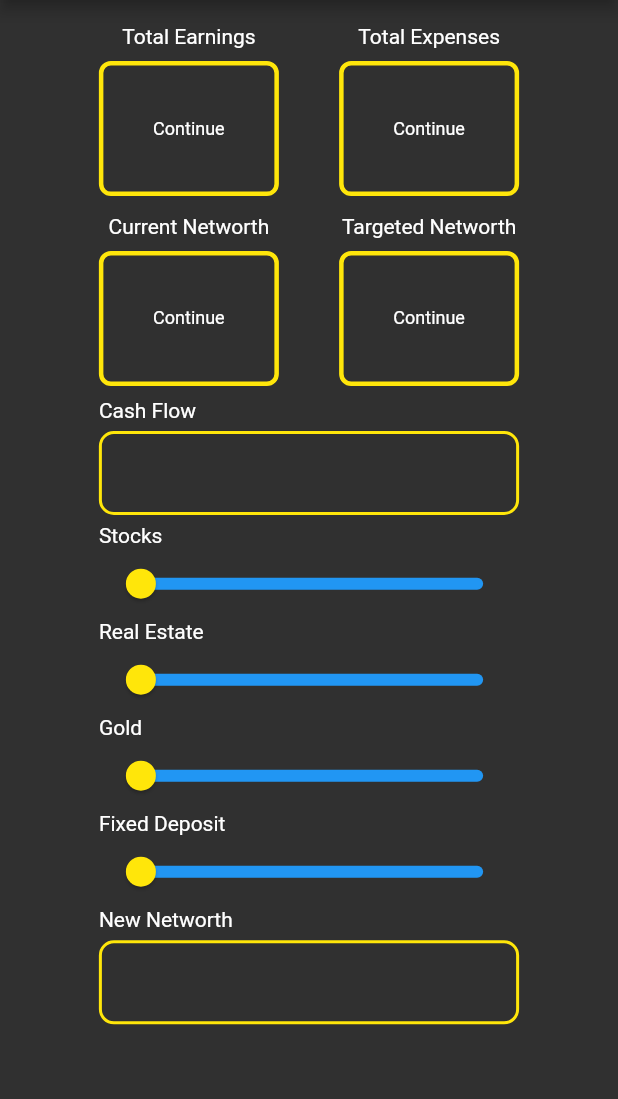
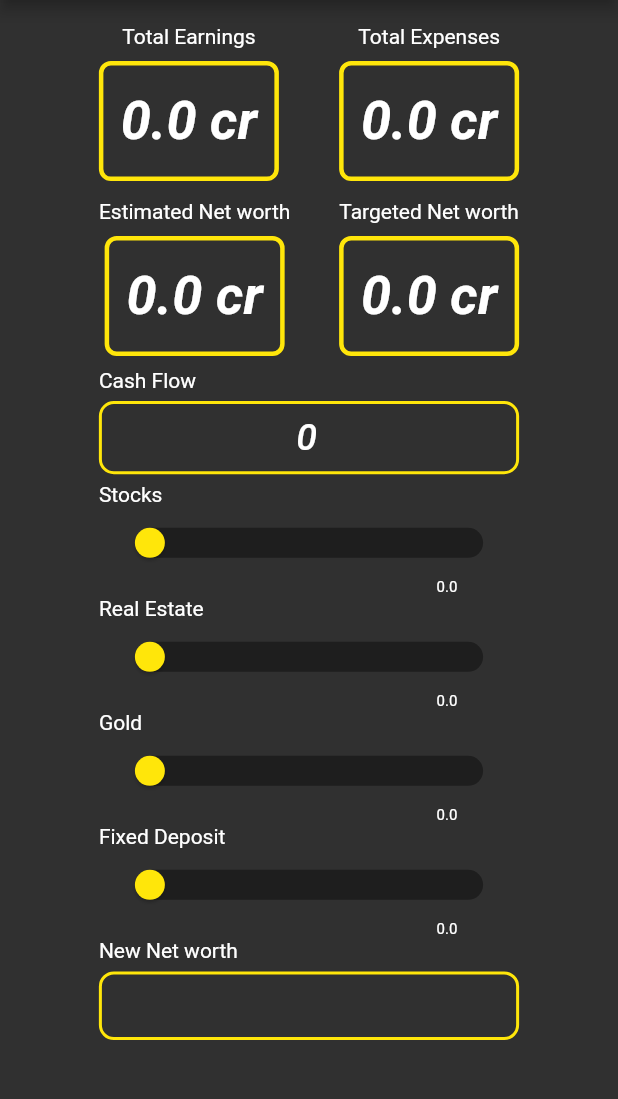
Before and after one commit to kiyoshi-87/RetireMate, a Flutter app: the screen it shows once a user with an empty profile is signed in, on a phone screen of 412 x 824 dp, the part 84-1183 px from its top. Run offline on Flutter 3.47's test engine with Material 2 defaults, Android fonts, the phone set to English and light mode, and no system bars; our stand-ins replace email_validator, firebase_auth, firebase_core; accounts and stored records are empty.

Commit message:
home page slider pending

```diff
--- a/lib/screens/HomePage.dart
+++ b/lib/screens/HomePage.dart
@@ -19,8 +19,25 @@ class _HomepageState extends State<Homepage> {
     //get the resultant data;
     final data = (ModalRoute.of(context)!.settings.arguments ??
         ResultData(0, 0, 0, 0, HashMap())) as ResultData;
-    // print(data.investments[Constants.stock_investments]);
+    //FIREBASE
     User? user = FirebaseAuth.instance.currentUser!;
+    //DATA VALUES
+    var value = 20;
+    double cr = 10000000.0;
+    double totalEarnings = data.totalEarnings.toDouble() / cr;
+    double totalExpenses = data.totalExpenses.toDouble() / cr;
+    double estimatedNetWorth = data.currentNetworth.toDouble() / cr;
+    double targetNetworth =
+        (data.investments[Constants.targeted_networth] ?? 0.0) / cr;
+    double cashflow =
+        (data.investments[Constants.current_cashflow] ?? 0.0) / cr;
+    double stocks = (data.investments[Constants.stock_investments] ?? 0.0);
+    double realestate = (data.investments[Constants.real_estate_worth] ?? 0.0);
+    double gold = (data.investments[Constants.gold] ?? 0.0);
+    double fixedDeposits = (data.investments[Constants.fixed_deposits] ?? 0.0);
+    //text controllers
+    TextEditingController cashflowController = TextEditingController();
+    cashflowController.text = cashflow.floor().toString();
     return Scaffold(
         appBar: AppBar(title: const Text(Constants.appname)),
         drawer: Drawer(
@@ -30,7 +47,7 @@ class _HomepageState extends State<Homepage> {
             children: [
               DrawerHeader(
                 decoration: const BoxDecoration(
-                  color: Color(Constants.secondary_color),
+                  color: Color.fromARGB(255, 25, 25, 25),
                 ),
                 child: Padding(
                   padding: EdgeInsets.fromLTRB(deviceSize.width * 0.01,
@@ -55,7 +72,7 @@ class _HomepageState extends State<Homepage> {
                           const CircleAvatar(
                             radius: 40,
                             backgroundColor:
-                                Color.fromARGB(255, 75, 75, 75), // Image radius
+                                Color.fromARGB(255, 61, 61, 61), // Image radius
                           ),
                           SizedBox(
                             height: deviceSize.height * 0.01,
@@ -118,7 +135,7 @@ class _HomepageState extends State<Homepage> {
                         SizedBox(
                           height: deviceSize.height * 0.01,
                         ),
-                        resultContainer(),
+                        resultContainer(data: totalEarnings)
                       ],
                     ),
                     Column(
@@ -131,7 +148,9 @@ class _HomepageState extends State<Homepage> {
                         SizedBox(
                           height: deviceSize.height * 0.01,
                         ),
-                        resultContainer(),
+                        resultContainer(
+                          data: totalExpenses,
+                        ),
                       ],
                     ),
                   ],
@@ -146,26 +165,30 @@ class _HomepageState extends State<Homepage> {
                       crossAxisAlignment: CrossAxisAlignment.center,
                       children: [
                         const Text(
-                          "Current Networth",
+                          "Estimated Net worth",
                           style: TextStyle(fontSize: 14),
                         ),
                         SizedBox(
                           height: deviceSize.height * 0.01,
                         ),
-                        resultContainer(),
+                        resultContainer(
+                          data: estimatedNetWorth,
+                        ),
                       ],
                     ),
                     Column(
                       crossAxisAlignment: CrossAxisAlignment.center,
                       children: [
                         const Text(
-                          "Targeted Networth",
+                          "Targeted Net worth",
                           style: TextStyle(fontSize: 14),
                         ),
                         SizedBox(
                           height: deviceSize.height * 0.01,
                         ),
-                        resultContainer(),
+                        resultContainer(
+                          data: targetNetworth,
+                        ),
                       ],
                     ),
                   ],
@@ -186,16 +209,25 @@ class _HomepageState extends State<Homepage> {
                   height: deviceSize.height * 0.007,
                 ),
                 TextFormField(
-                  style: const TextStyle(fontSize: 14),
+                  style: const TextStyle(
+                      fontSize: 25,
+                      color: Colors.white,
+                      fontStyle: FontStyle.italic,
+                      fontWeight: FontWeight.w500),
                   readOnly: true,
-                  initialValue: "",
-                  decoration: const InputDecoration(
-                    border: OutlineInputBorder(
+                  controller: cashflowController,
+                  textAlign: TextAlign.center,
+                  // initialValue: "",
+                  decoration: InputDecoration(
+                    isDense: true,
+                    contentPadding: EdgeInsets.symmetric(
+                        horizontal: 0, vertical: deviceSize.height * 0.012),
+                    border: const OutlineInputBorder(
                       borderSide: BorderSide(
                           width: 2, color: Color(Constants.primary_color)),
                       borderRadius: BorderRadius.all(Radius.circular(10)),
                     ),
-                    enabledBorder: OutlineInputBorder(
+                    enabledBorder: const OutlineInputBorder(
                       borderSide: BorderSide(
                           width: 2, color: Color(Constants.primary_color)),
                       borderRadius: BorderRadius.all(Radius.circular(10)),
@@ -214,7 +246,9 @@ class _HomepageState extends State<Homepage> {
                     ),
                   ],
                 ),
-                slider(),
+                slider(
+                  data: stocks,
+                ),
                 Row(
                   mainAxisAlignment: MainAxisAlignment.start,
                   children: const [
@@ -224,7 +258,9 @@ class _HomepageState extends State<Homepage> {
                     ),
                   ],
                 ),
-                slider(),
+                slider(
+                  data: realestate,
+                ),
                 Row(
                   mainAxisAlignment: MainAxisAlignment.start,
                   children: const [
@@ -234,7 +270,9 @@ class _HomepageState extends State<Homepage> {
                     ),
                   ],
                 ),
-                slider(),
+                slider(
+                  data: gold,
+                ),
                 Row(
                   mainAxisAlignment: MainAxisAlignment.start,
                   children: const [
@@ -244,12 +282,14 @@ class _HomepageState extends State<Homepage> {
                     ),
                   ],
                 ),
-                slider(),
+                slider(
+                  data: fixedDeposits,
+                ),
                 Row(
                   mainAxisAlignment: MainAxisAlignment.start,
                   children: const [
                     Text(
-                      "New Networth",
+                      "New Net worth",
                       style: TextStyle(fontSize: 14),
                     ),
                   ],
@@ -258,21 +298,27 @@ class _HomepageState extends State<Homepage> {
                   height: deviceSize.height * 0.007,
                 ),
                 TextFormField(
-                  style: const TextStyle(fontSize: 14),
+                  style: const TextStyle(fontSize: 22),
                   readOnly: true,
                   initialValue: "",
-                  decoration: const InputDecoration(
-                    border: OutlineInputBorder(
+                  decoration: InputDecoration(
+                    isDense: true,
+                    contentPadding: EdgeInsets.symmetric(
+                        horizontal: 0, vertical: deviceSize.height * 0.012),
+                    border: const OutlineInputBorder(
                       borderSide: BorderSide(
                           width: 2, color: Color(Constants.primary_color)),
                       borderRadius: BorderRadius.all(Radius.circular(10)),
                     ),
-                    enabledBorder: OutlineInputBorder(
+                    enabledBorder: const OutlineInputBorder(
                       borderSide: BorderSide(
                           width: 2, color: Color(Constants.primary_color)),
                       borderRadius: BorderRadius.all(Radius.circular(10)),
                     ),
                   ),
+                ),
+                SizedBox(
+                  height: deviceSize.height * 0.05,
                 ),
               ],
             ),
@@ -282,59 +328,78 @@ class _HomepageState extends State<Homepage> {
 }
 
 class slider extends StatefulWidget {
-  const slider({super.key});
+  double data;
+  slider({super.key, required this.data});
 
   @override
-  State<slider> createState() => _sliderState();
+  State<slider> createState() => _sliderState(data);
 }
 
 class _sliderState extends State<slider> {
+  double val;
+  _sliderState(this.val) {}
   @override
   Widget build(BuildContext context) {
-    var value = 0.0;
     var deviceSize = MediaQuery.of(context).size;
     return Material(
-      child: SliderTheme(
+      child: Column(
+        children: [
+          SliderTheme(
             data: SliderTheme.of(context).copyWith(
-          activeTrackColor: Colors.blue,
-          inactiveTrackColor: Colors.blue,
-          trackHeight: 8.0,
+              activeTrackColor: Color(Constants.secondary_color),
+              inactiveTrackColor: Color(Constants.secondary_color),
+              trackHeight: 20.0,
               thumbColor: const Color(Constants.primary_color),
             ),
-        child: Container(
-          width: deviceSize.width * 0.7,
             child: Slider(
-            value: value,
-            max: 200,
-            divisions: 10,
+              value: val,
+              max: 100000000,
+              divisions: 1000,
               // activeColor: Color(Constants.primary_color),
               // thumbColor: Color(Constants.primary_color),
-            label: value.round().toString(),
+              label: val.round().toString(),
               onChanged: (double value) {
                 setState(() {
-                value = value;
+                  val = value;
                 });
               },
             ),
           ),
+          Row(
+            mainAxisAlignment: MainAxisAlignment.end,
+            children: [
+              Padding(
+                padding: EdgeInsets.only(right: deviceSize.width * 0.1),
+                child: Text(
+                  "${val}",
+                  style: TextStyle(fontSize: 10),
+                ),
+              ),
+            ],
+          ),
+        ],
       ),
     );
   }
 }
 
 class resultContainer extends StatefulWidget {
-  const resultContainer({super.key});
+  double data;
+  resultContainer({super.key, required this.data});
 
   @override
-  State<resultContainer> createState() => _resultContainerState();
+  // ignore: no_logic_in_create_state
+  State<resultContainer> createState() => _resultContainerState(data);
 }
 
 class _resultContainerState extends State<resultContainer> {
+  double data;
+  _resultContainerState(this.data) {}
   @override
   Widget build(BuildContext context) {
     return Material(
       child: Container(
-        height: 90,
+        height: 80,
         width: 120,
         decoration: BoxDecoration(
             borderRadius: BorderRadius.circular(8),
@@ -343,9 +408,13 @@ class _resultContainerState extends State<resultContainer> {
               width: 3,
             )),
         alignment: Alignment.center,
-        child: const Text(
-          "Continue",
-          style: TextStyle(color: Colors.white, fontSize: 12),
+        child: Text(
+          "${data} cr",
+          style: const TextStyle(
+              color: Colors.white,
+              fontSize: 36,
+              fontStyle: FontStyle.italic,
+              fontWeight: FontWeight.w600),
         ),
       ),
     );
```
Lines whose indentation alone changed are shown as unchanged.
